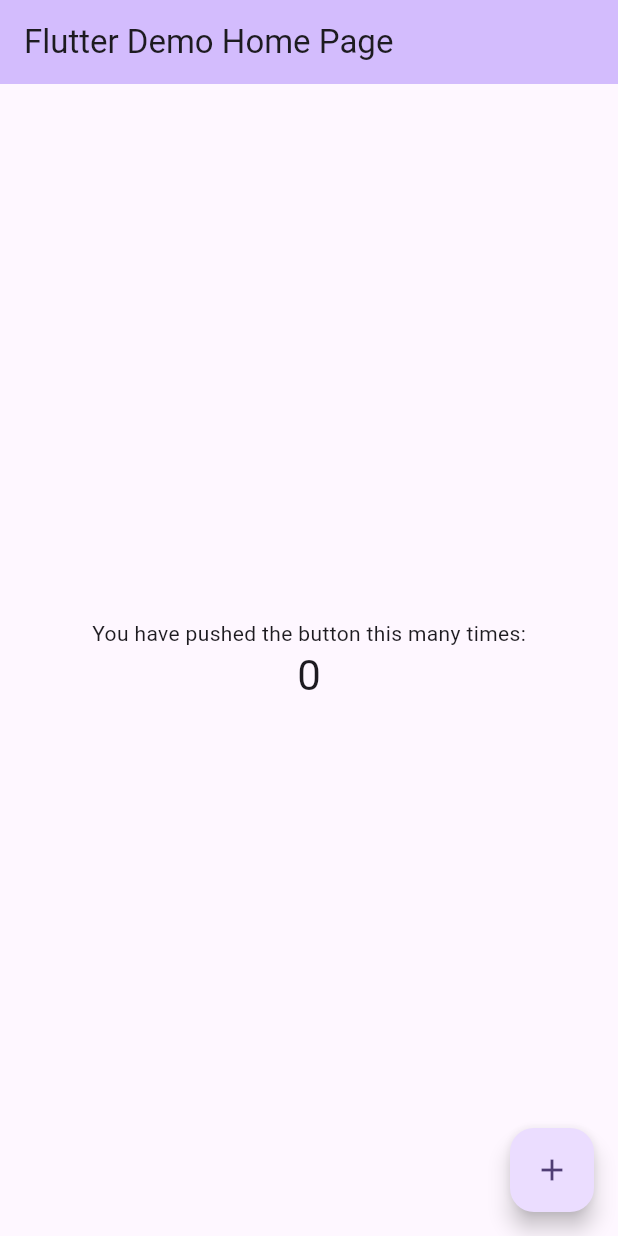
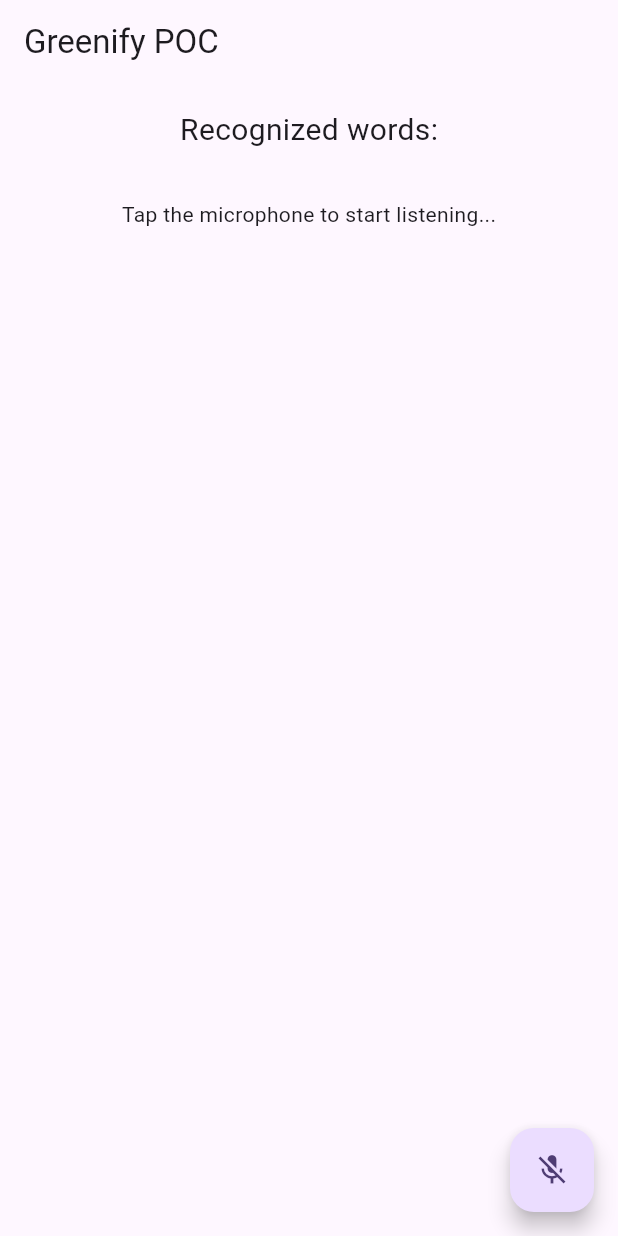
Before and after one commit to tientham/blheadset-poc, a Flutter app: the screen it shows after launch, on a phone screen of 412 x 824 dp. Run offline on Flutter 3.47's test engine with Material 2 defaults, Android fonts, the phone set to English and light mode, and no system bars; our stand-ins replace speech_to_text.

Commit message:
- update

```diff
--- a/lib/main.dart
+++ b/lib/main.dart
@@ -1,4 +1,6 @@
 import 'package:flutter/material.dart';
+import 'package:speech_to_text/speech_recognition_result.dart';
+import 'package:speech_to_text/speech_to_text.dart';
 
 void main() {
   runApp(const MyApp());
@@ -13,21 +15,6 @@
     return MaterialApp(
       title: 'Flutter Demo',
       theme: ThemeData(
-        // This is the theme of your application.
-        //
-        // TRY THIS: Try running your application with "flutter run". You'll see
-        // the application has a blue toolbar. Then, without quitting the app,
-        // try changing the seedColor in the colorScheme below to Colors.green
-        // and then invoke "hot reload" (save your changes or press the "hot
-        // reload" button in a Flutter-supported IDE, or press "r" if you used
-        // the command line to start the app).
-        //
-        // Notice that the counter didn't reset back to zero; the application
-        // state is not lost during the reload. To reset the state, use hot
-        // restart instead.
-        //
-        // This works for code too, not just values: Most code changes can be
-        // tested with just a hot reload.
         colorScheme: ColorScheme.fromSeed(seedColor: Colors.deepPurple),
         useMaterial3: true,
       ),
@@ -39,15 +26,6 @@
 class MyHomePage extends StatefulWidget {
   const MyHomePage({super.key, required this.title});
 
-  // This widget is the home page of your application. It is stateful, meaning
-  // that it has a State object (defined below) that contains fields that affect
-  // how it looks.
-
-  // This class is the configuration for the state. It holds the values (in this
-  // case the title) provided by the parent (in this case the App widget) and
-  // used by the build method of the State. Fields in a Widget subclass are
-  // always marked "final".
-
   final String title;
 
   @override
@@ -56,70 +34,95 @@
 
 class _MyHomePageState extends State<MyHomePage> {
   int _counter = 0;
+  SpeechToText _speechToText = SpeechToText();
+  bool _speechEnabled = false;
+  String _lastWords = '';
 
   void _incrementCounter() {
     setState(() {
-      // This call to setState tells the Flutter framework that something has
-      // changed in this State, which causes it to rerun the build method below
-      // so that the display can reflect the updated values. If we changed
-      // _counter without calling setState(), then the build method would not be
-      // called again, and so nothing would appear to happen.
       _counter++;
     });
   }
 
   @override
+  void initState() {
+    super.initState();
+    _initSpeech();
+  }
+
+  /// This has to happen only once per app
+  void _initSpeech() async {
+    _speechEnabled = await _speechToText.initialize();
+    setState(() {});
+  }
+
+  /// Each time to start a speech recognition session
+  void _startListening() async {
+    await _speechToText.listen(onResult: _onSpeechResult);
+    setState(() {});
+  }
+
+  /// Manually stop the active speech recognition session
+  /// Note that there are also timeouts that each platform enforces
+  /// and the SpeechToText plugin supports setting timeouts on the
+  /// listen method.
+  void _stopListening() async {
+    await _speechToText.stop();
+    setState(() {});
+  }
+
+  /// This is the callback that the SpeechToText plugin calls when
+  /// the platform returns recognized words.
+  void _onSpeechResult(SpeechRecognitionResult result) {
+    setState(() {
+      _lastWords = result.recognizedWords;
+    });
+  }
+
+  @override
   Widget build(BuildContext context) {
-    // This method is rerun every time setState is called, for instance as done
-    // by the _incrementCounter method above.
-    //
-    // The Flutter framework has been optimized to make rerunning build methods
-    // fast, so that you can just rebuild anything that needs updating rather
-    // than having to individually change instances of widgets.
     return Scaffold(
       appBar: AppBar(
-        // TRY THIS: Try changing the color here to a specific color (to
-        // Colors.amber, perhaps?) and trigger a hot reload to see the AppBar
-        // change color while the other colors stay the same.
-        backgroundColor: Theme.of(context).colorScheme.inversePrimary,
-        // Here we take the value from the MyHomePage object that was created by
-        // the App.build method, and use it to set our appbar title.
-        title: Text(widget.title),
+        title: Text('Greenify POC'),
       ),
       body: Center(
-        // Center is a layout widget. It takes a single child and positions it
-        // in the middle of the parent.
         child: Column(
-          // Column is also a layout widget. It takes a list of children and
-          // arranges them vertically. By default, it sizes itself to fit its
-          // children horizontally, and tries to be as tall as its parent.
-          //
-          // Column has various properties to control how it sizes itself and
-          // how it positions its children. Here we use mainAxisAlignment to
-          // center the children vertically; the main axis here is the vertical
-          // axis because Columns are vertical (the cross axis would be
-          // horizontal).
-          //
-          // TRY THIS: Invoke "debug painting" (choose the "Toggle Debug Paint"
-          // action in the IDE, or press "p" in the console), to see the
-          // wireframe for each widget.
           mainAxisAlignment: MainAxisAlignment.center,
           children: <Widget>[
-            const Text(
-              'You have pushed the button this many times:',
+            Container(
+              padding: EdgeInsets.all(16),
+              child: Text(
+                'Recognized words:',
+                style: TextStyle(fontSize: 20.0),
+              ),
             ),
-            Text(
-              '$_counter',
-              style: Theme.of(context).textTheme.headlineMedium,
+            Expanded(
+              child: Container(
+                padding: EdgeInsets.all(16),
+                child: Text(
+                  // If listening is active show the recognized words
+                  _speechToText.isListening
+                      ? '$_lastWords'
+                  // If listening isn't active but could be tell the user
+                  // how to start it, otherwise indicate that speech
+                  // recognition is not yet ready or not supported on
+                  // the target device
+                      : _speechEnabled
+                      ? 'Tap the microphone to start listening...'
+                      : 'Speech not available',
+                ),
+              ),
             ),
           ],
         ),
       ),
       floatingActionButton: FloatingActionButton(
-        onPressed: _incrementCounter,
-        tooltip: 'Increment',
-        child: const Icon(Icons.add),
-      ), // This trailing comma makes auto-formatting nicer for build methods.
+        onPressed:
+        // If not yet listening for speech start, otherwise stop
+        _speechToText.isNotListening ? _startListening : _stopListening,
+        tooltip: 'Listen',
+        child: Icon(_speechToText.isNotListening ? Icons.mic_off : Icons.mic),
+      ),
     );
   }
 }
```
Also changed, not shown: pubspec.yaml (+2 -66 lines), pubspec.lock, 9 other files.
